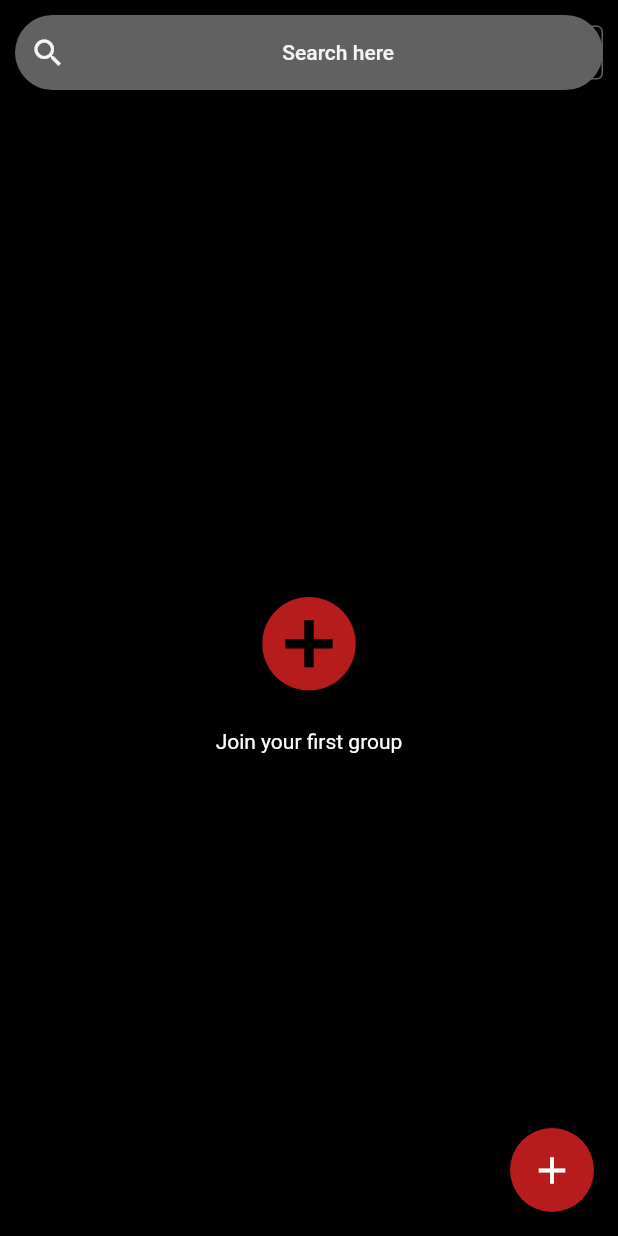
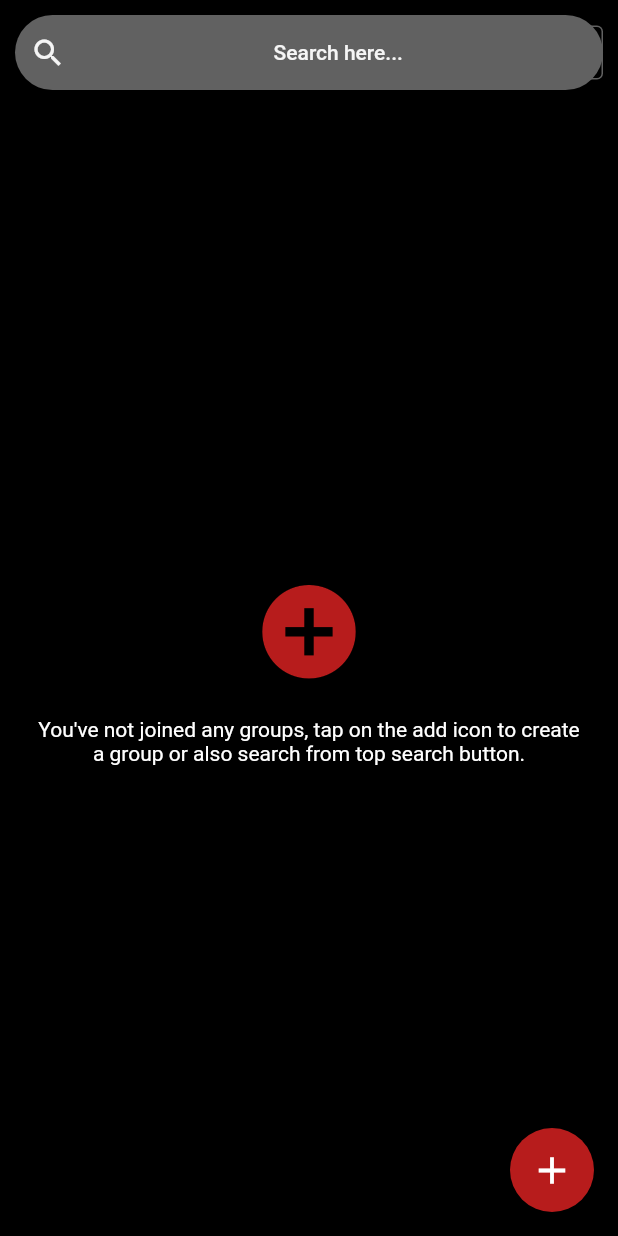
Before and after one commit to MariaLeoni/flutter101, a Flutter app: the GroupChatHome screen opened directly, on a phone screen of 412 x 824 dp. Run offline on Flutter 3.47's test engine with Material 2 defaults, Android fonts, the phone set to English and light mode, and no system bars; our stand-ins replace better_player, cached_network_image, cloud_firestore, cloud_functions, dio, equatable and 14 more; missing offline and left inert: video_thumbnail; accounts and stored records are empty.

Commit message:
gc fix and mood fix

```diff
--- a/lib/chat/groupChatHome.dart
+++ b/lib/chat/groupChatHome.dart
@@ -43,6 +43,7 @@ String? userImage;
   gettingUserData() async {
     await FirebaseFirestore.instance.collection('users').doc(FirebaseAuth.instance.currentUser!.uid)
         .get().then<dynamic>((DocumentSnapshot snapshot) {
+      // groups = snapshot.get('groups');
       userName = snapshot.get('name');
       email = snapshot.get('email');
       userImage = snapshot.get('userImage');
@@ -68,7 +69,7 @@ String? userImage;
                   buildSearchBar(),
                   Expanded(
                       child: groups == null ? const Center(
-                        child: Text('Join a group...'),
+                        child: Text('You are not a part of any group yet...'),
                       ) : groupList()
                   )]
             )])),
@@ -172,7 +173,7 @@ String? userImage;
       builder: (context, AsyncSnapshot snapshot) {
         // make some checks
         if (snapshot.hasData) {
-          if (snapshot.data.toString().contains("groups") && snapshot.data['groups'] != null) {
+          if (snapshot.data['groups'] != null) {
             if (snapshot.data['groups'].length != 0) {
               return ListView.builder(
                 itemCount: snapshot.data['groups'].length,
@@ -223,7 +224,7 @@ String? userImage;
             height: 20,
           ),
           const Text(
-           "Join your first group",
+            "You've not joined any groups, tap on the add icon to create a group or also search from top search button.",
             textAlign: TextAlign.center, style: TextStyle(color:Colors.white),
           )
         ],
@@ -249,7 +250,7 @@ String? userImage;
                   onPressed: (){
                     nextScreen(context, const SearchPage());
                   }, style: OutlinedButton.styleFrom(side: BorderSide(width: 1.0, color: Colors.grey.shade700),),
-              child: const Text("Search here", style: TextStyle(color: AppColors.white)))
+                  child: const Text("Search here...", style: TextStyle(color: AppColors.white)))
           ),
         ],
       ),
```
Also changed, not shown: lib/chat/group_info.dart (+7 -7 lines), lib/search_post/users_specifics_page.dart (+18 -0 lines). Lines whose indentation alone changed are shown as unchanged.
